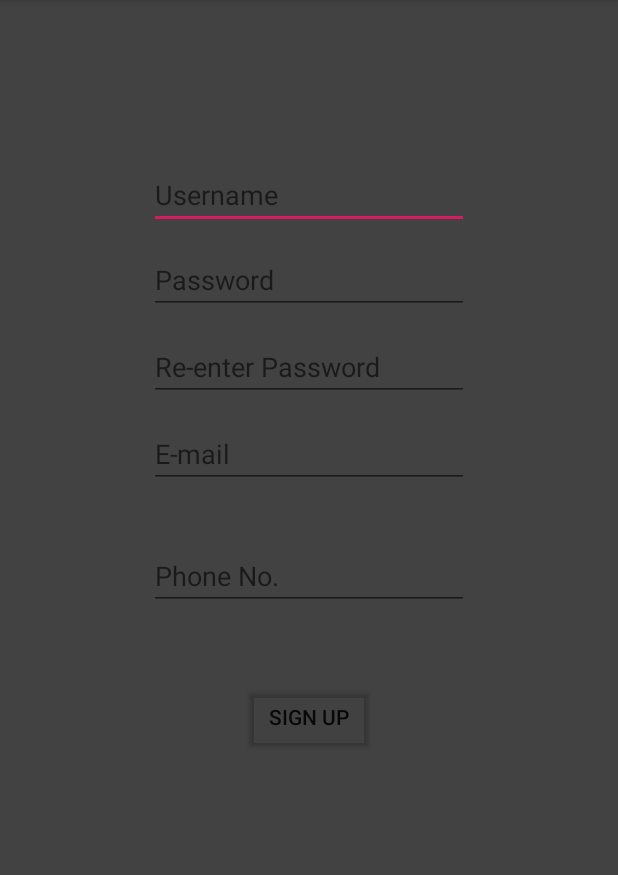
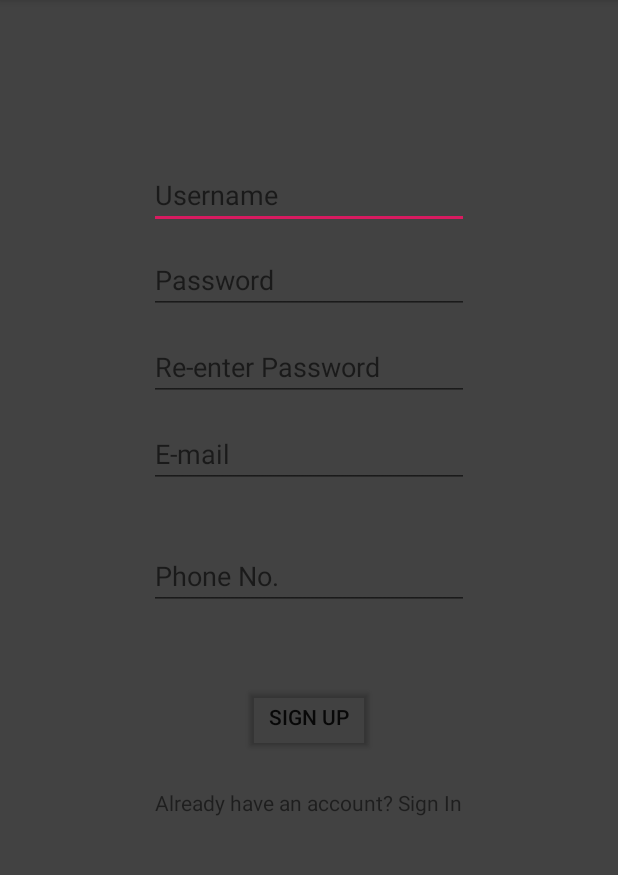
Before and after one commit to CMPUT301F19T31/NeedArraysBoss, an Android app: the SignUpActivity screen opened directly, with no data from a screen before it, on a phone screen of 412 x 824 dp, the part 84-959 px from its top. Run offline under Robolectric (Android 15) with nearby library versions, the light colour scheme and no system bars; our stand-ins replace Firebase (no records; nobody signed in at launch, a user with empty details on screens opened directly).

Commit message:
fixed sign up, login not implemented properly

```diff
--- a/app/build.gradle
+++ b/app/build.gradle
@@ -4,6 +4,7 @@ android {
     compileSdkVersion 29
     buildToolsVersion "29.0.2"
     defaultConfig {
+        multiDexEnabled true
         applicationId "com.example.moodio"
         minSdkVersion 16
         targetSdkVersion 29
@@ -30,6 +31,7 @@ dependencies {
     androidTestImplementation 'androidx.test.espresso:espresso-core:3.2.0'
     implementation 'com.google.firebase:firebase-firestore:21.2.1'
     implementation 'com.google.firebase:firebase-auth:19.1.0'
+    implementation 'com.android.support:multidex:1.0.3'
 }
 
 apply plugin: 'com.google.gms.google-services'
--- a/app/src/main/AndroidManifest.xml
+++ b/app/src/main/AndroidManifest.xml
@@ -3,6 +3,7 @@
     package="com.example.moodio">
 
     <application
+
         android:allowBackup="true"
         android:icon="@mipmap/ic_launcher"
         android:label="@string/app_name"
@@ -10,13 +11,15 @@
         android:supportsRtl="true"
         android:theme="@style/AppTheme">
         <activity android:name=".SignUpActivity"></activity>
-        <activity android:name=".MainActivity">
+        <activity android:name=".Login">
             <intent-filter>
                 <action android:name="android.intent.action.MAIN" />
 
                 <category android:name="android.intent.category.LAUNCHER" />
             </intent-filter>
         </activity>
+        <activity android:name=".MainActivity"></activity>
+
     </application>
 
 </manifest>
--- a/app/src/main/java/com/example/moodio/SignUpActivity.java
+++ b/app/src/main/java/com/example/moodio/SignUpActivity.java
@@ -22,6 +22,7 @@ public class SignUpActivity extends AppCompatActivity {
     Button SignUp;
     TextView TextSignUp;
     FirebaseAuth mFirebaseAuth;
+    String TAG = "";
     private FirebaseAuth.AuthStateListener mAuthStateListener;
 
     @Override
@@ -38,8 +39,18 @@ public class SignUpActivity extends AppCompatActivity {
         SignUp = findViewById(R.id.signup);
         TextSignUp = findViewById(R.id.textView2);
 
+        TextSignUp.setOnClickListener(new View.OnClickListener() {
+            @Override
+            public void onClick(View v) {
+                Intent signup = new Intent(SignUpActivity.this, Login.class);
+                startActivity(signup);
+            }
+        });
 
-        mAuthStateListener = new FirebaseAuth.AuthStateListener() {
+        mFirebaseAuth = FirebaseAuth.getInstance();
+
+
+        /*mAuthStateListener = new FirebaseAuth.AuthStateListener() {
 
             @Override
             public void onAuthStateChanged(@NonNull FirebaseAuth firebaseAuth) {
@@ -54,7 +65,7 @@ public class SignUpActivity extends AppCompatActivity {
                     Toast.makeText(SignUpActivity.this, "Please Sign Up",Toast.LENGTH_SHORT).show();
                 }
             }
-        };
+        };*/
 
         SignUp.setOnClickListener(new View.OnClickListener() {
             @Override
@@ -92,10 +103,12 @@ public class SignUpActivity extends AppCompatActivity {
                         @Override
                         public void onComplete(@NonNull Task<AuthResult> task) {
                             if(!task.isSuccessful()){
+
                                 Toast.makeText(SignUpActivity.this, "SignUp Unsuccessful. Please try again!", Toast.LENGTH_SHORT);
                             }
                             else {
                                 startActivity(new Intent(SignUpActivity.this,MainActivity.class));
+                                FirebaseUser user = mFirebaseAuth.getCurrentUser();
                             }
                         }
                     });
@@ -105,18 +118,12 @@ public class SignUpActivity extends AppCompatActivity {
                 }
             }
         });
-        TextSignUp.setOnClickListener(new View.OnClickListener() {
-            @Override
-            public void onClick(View v) {
-                Intent signup = new Intent(SignUpActivity.this, Login.class);
-                startActivity(signup);
-            }
-        });
+
     }
 
-    @Override
-    protected void onStart(){
-        super.onStart();
-        mFirebaseAuth.addAuthStateListener(mAuthStateListener);
-    }
+//    @Override
+//    protected void onStart(){
+//        super.onStart();
+//        mFirebaseAuth.addAuthStateListener(mAuthStateListener);
+//    }
 }
--- a/app/src/main/res/layout/activity_sign_up.xml
+++ b/app/src/main/res/layout/activity_sign_up.xml
@@ -81,6 +81,5 @@
         android:layout_alignParentBottom="true"
         android:layout_centerHorizontal="true"
         android:layout_marginBottom="223dp"
-        android:text=""
-        tools:text="Already have an account? Sign In" />
+        android:text="Already have an account? Sign In" />
 </RelativeLayout>
--- a/app/src/main/res/layout/login.xml
+++ b/app/src/main/res/layout/login.xml
@@ -14,7 +14,7 @@
         android:layout_marginTop="320dp"
         android:ems="10"
         android:hint="Password"
-        android:inputType="textPersonName"
+        android:inputType="textPassword"
         android:text="" />
 
     <Button
```
Also changed, not shown: app/src/main/java/com/example/moodio/Login.java (+78 -20 lines).
